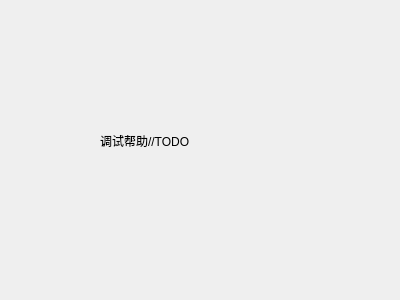
Qt form view/page/pagehelp.ui (ylxcvvan/Supermarket-Commodity-Management-System) before a commit.
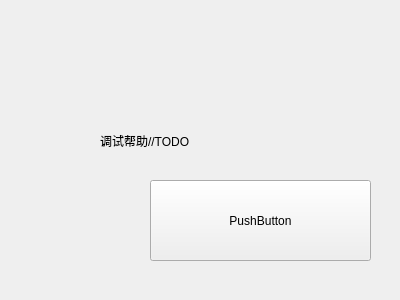
The same form after that commit.

```diff
--- a/view/page/pagehelp.ui
+++ b/view/page/pagehelp.ui
@@ -26,6 +26,19 @@
     <string>调试帮助//TODO</string>
    </property>
   </widget>
+  <widget class="QPushButton" name="pushButton">
+   <property name="geometry">
+    <rect>
+     <x>150</x>
+     <y>180</y>
+     <width>221</width>
+     <height>81</height>
+    </rect>
+   </property>
+   <property name="text">
+    <string>PushButton</string>
+   </property>
+  </widget>
  </widget>
  <resources/>
  <connections/>
```
